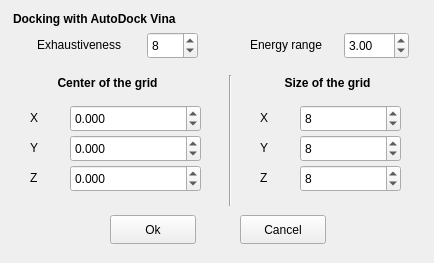
First picture: the form in ChemFlow/src/GUI/qt_creator/docking_vina.ui, repository IFMlab/ChemFlow, before the edit.
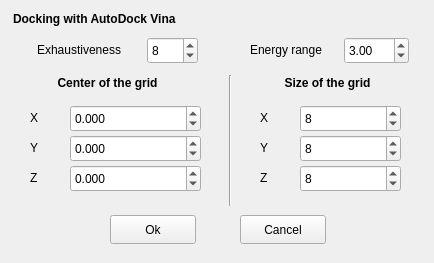
Second picture: the form after the edit.

What changed in the file:
```diff
--- a/ChemFlow/src/GUI/qt_creator/docking_vina.ui
+++ b/ChemFlow/src/GUI/qt_creator/docking_vina.ui
@@ -58,7 +58,7 @@
    <property name="geometry">
     <rect>
      <x>37</x>
-     <y>35</y>
+     <y>40</y>
      <width>111</width>
      <height>20</height>
     </rect>
@@ -71,7 +71,7 @@
    <property name="geometry">
     <rect>
      <x>344</x>
-     <y>32</y>
+     <y>37</y>
      <width>65</width>
      <height>27</height>
     </rect>
@@ -173,7 +173,7 @@
    <property name="geometry">
     <rect>
      <x>250</x>
-     <y>35</y>
+     <y>40</y>
      <width>91</width>
      <height>20</height>
     </rect>
@@ -314,7 +314,7 @@
    <property name="geometry">
     <rect>
      <x>147</x>
-     <y>32</y>
+     <y>37</y>
      <width>51</width>
      <height>27</height>
     </rect>
```
Left out of the diff: 12 changed lines with no effect on the pictures.
